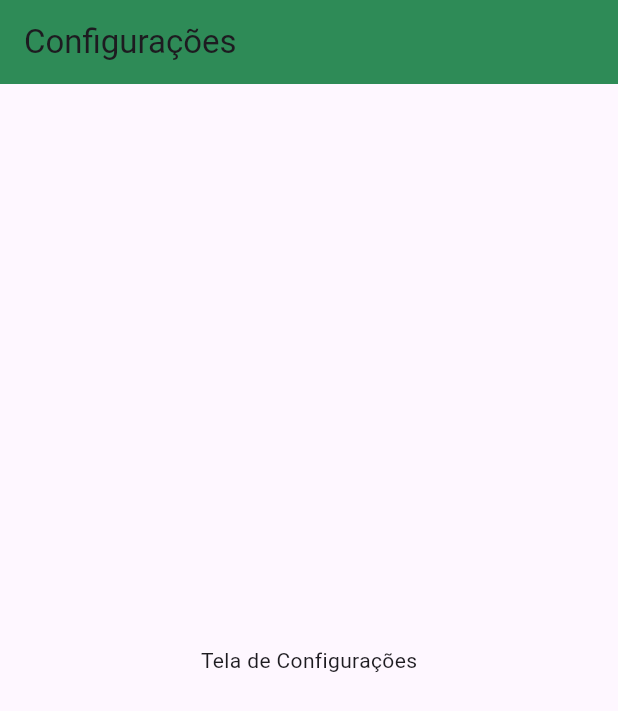
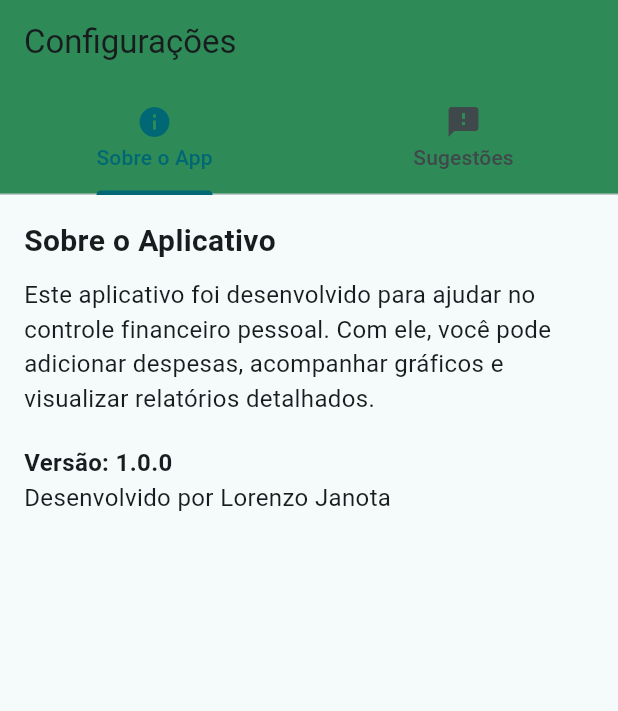
Before and after one commit to Lo-Janota/MyFinances, a Flutter app: the SettingsScreen screen opened directly, on a phone screen of 412 x 824 dp. Shown: the top 711 px of the screen. Run offline on Flutter 3.47's test engine with Material 3 defaults, Android fonts, the phone set to English and light mode, and no system bars; our stand-ins replace device_preview, firebase_auth, firebase_core, fl_chart; accounts and stored records are empty.

Commit message:
Melhorias e Novas funcionalidades.

```diff
--- a/my_finances/lib/main.dart
+++ b/my_finances/lib/main.dart
@@ -27,7 +27,7 @@ class MyApp extends StatelessWidget {
     return MaterialApp(
       title: 'My Finances',
       theme: ThemeData(
-        colorScheme: ColorScheme.fromSeed(seedColor: Colors.deepPurple),
+        colorScheme: ColorScheme.fromSeed(seedColor: Colors.grey),
         useMaterial3: true,
       ),
       home: LoginScreen(),
--- a/my_finances/lib/screens/settings_screen.dart
+++ b/my_finances/lib/screens/settings_screen.dart
@@ -1,17 +1,145 @@
 import 'package:flutter/material.dart';
+import 'package:url_launcher/url_launcher.dart';
 
-class SettingsScreen extends StatelessWidget {
+class SettingsScreen extends StatefulWidget {
   const SettingsScreen({super.key});
 
   @override
+  _SettingsScreenState createState() => _SettingsScreenState();
+}
+
+class _SettingsScreenState extends State<SettingsScreen> with SingleTickerProviderStateMixin {
+  late TabController _tabController;
+  final TextEditingController _nameController = TextEditingController();
+  final TextEditingController _messageController = TextEditingController();
+
+  @override
+  void initState() {
+    super.initState();
+    _tabController = TabController(length: 2, vsync: this);
+  }
+
+  @override
+  void dispose() {
+    _tabController.dispose();
+    _nameController.dispose();
+    _messageController.dispose();
+    super.dispose();
+  }
+
+  void _sendEmail() async {
+    final String subject = "Sugestão do App";
+    final String body =
+        "Nome: ${_nameController.text}\nSugestão:\n${_messageController.text}";
+    final Uri emailUri = Uri(
+      scheme: 'mailto',
+      path: 'lorenzo.janota@icloud.com',
+      queryParameters: {
+        'subject': subject,
+        'body': body,
+      },
+    );
+
+    if (await canLaunchUrl(emailUri)) {
+      await launchUrl(emailUri);
+    } else {
+      ScaffoldMessenger.of(context).showSnackBar(
+        SnackBar(content: Text("Não foi possível abrir o e-mail")),
+      );
+    }
+  }
+
+  @override
   Widget build(BuildContext context) {
-    return Scaffold(
-      appBar: AppBar(
-        title: Text('Configurações'),
-        backgroundColor: Color(0xFF2E8B57),
+    return DefaultTabController(
+      length: 2,
+      child: Scaffold(
+        appBar: AppBar(
+          title: Text('Configurações'),
+          backgroundColor: Color(0xFF2E8B57),
+          bottom: TabBar(
+            controller: _tabController,
+            tabs: [
+              Tab(icon: Icon(Icons.info), text: "Sobre o App"),
+              Tab(icon: Icon(Icons.feedback), text: "Sugestões"),
+            ],
+          ),
+        ),
+        body: TabBarView(
+          controller: _tabController,
+          children: [
+            _buildAboutSection(),
+            _buildSuggestionsForm(),
+          ],
+        ),
       ),
-      body: Center(
-        child: Text('Tela de Configurações'),
+    );
+  }
+
+  Widget _buildAboutSection() {
+    return Padding(
+      padding: const EdgeInsets.all(16.0),
+      child: Column(
+        crossAxisAlignment: CrossAxisAlignment.start,
+        children: [
+          Text(
+            "Sobre o Aplicativo",
+            style: TextStyle(fontSize: 20, fontWeight: FontWeight.bold),
+          ),
+          SizedBox(height: 10),
+          Text(
+            "Este aplicativo foi desenvolvido para ajudar no controle financeiro pessoal. "
+            "Com ele, você pode adicionar despesas, acompanhar gráficos e visualizar relatórios detalhados.",
+            style: TextStyle(fontSize: 16),
+          ),
+          SizedBox(height: 20),
+          Text(
+            "Versão: 1.0.0",
+            style: TextStyle(fontSize: 16, fontWeight: FontWeight.bold),
+          ),
+          Text(
+            "Desenvolvido por Lorenzo Janota",
+            style: TextStyle(fontSize: 16),
+          ),
+        ],
+      ),
+    );
+  }
+
+  Widget _buildSuggestionsForm() {
+    return Padding(
+      padding: const EdgeInsets.all(16.0),
+      child: Column(
+        children: [
+          TextField(
+            controller: _nameController,
+            decoration: InputDecoration(
+              labelText: "Seu Nome",
+              border: OutlineInputBorder(),
+            ),
+          ),
+          SizedBox(height: 15),
+          TextField(
+            controller: _messageController,
+            maxLines: 5,
+            decoration: InputDecoration(
+              labelText: "Sua Sugestão",
+              border: OutlineInputBorder(),
+            ),
+          ),
+          SizedBox(height: 20),
+          ElevatedButton(
+            onPressed: _sendEmail,
+            style: ElevatedButton.styleFrom(
+              backgroundColor: Color(0xFF2E8B57),
+              padding: EdgeInsets.symmetric(horizontal: 30, vertical: 15),
+            ),
+            child: Text(
+              "Enviar Sugestão",
+              style: TextStyle(fontSize: 16),
+            ),
+          ),
+        ],
       ),
     );
   }
--- a/my_finances/pubspec.yaml
+++ b/my_finances/pubspec.yaml
@@ -35,6 +35,7 @@ dependencies:
   cupertino_icons: ^1.0.8
   fl_chart: ^0.70.2
   device_preview: ^1.2.0
+  url_launcher: ^6.1.14
 
 dev_dependencies:
   flutter_test:
```
Also changed, not shown: my_finances/pubspec.lock.
